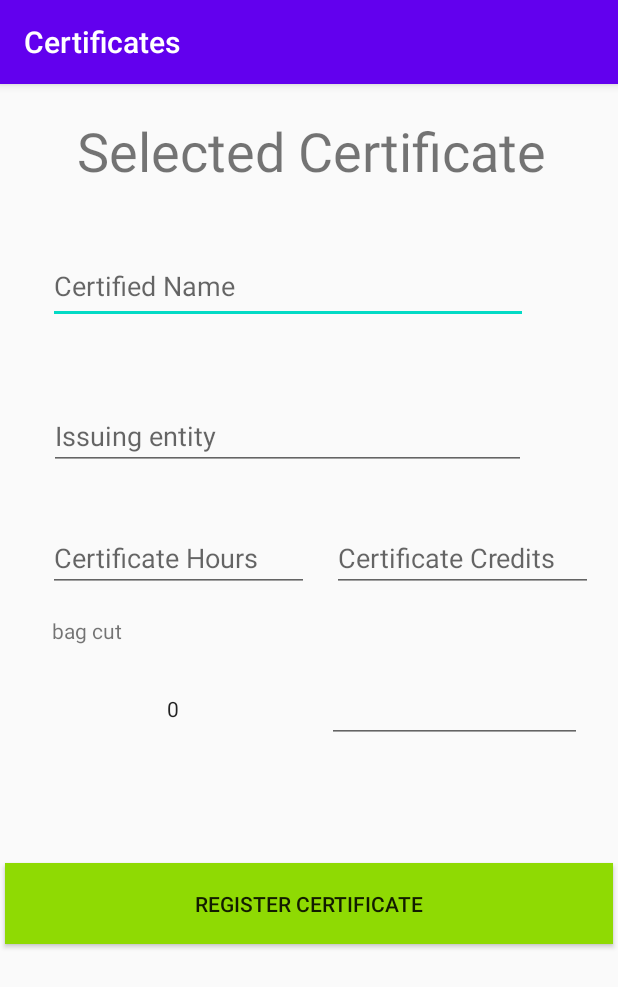
After one commit to mgalcudia/Android_Certificados, an Android app: the MostrarCertificado screen opened directly, with no data from a screen before it, on a phone screen of 412 x 824 dp. The commit adds this screen. Shown: the top 987 px of the screen. Run offline under Robolectric (Android 15) with nearby library versions, the phone set to English and light mode, and no system bars.

Commit message:
Envio del objeto Certificado a mostrar listado

```diff
--- a/app/src/main/AndroidManifest.xml
+++ b/app/src/main/AndroidManifest.xml
@@ -12,7 +12,8 @@
         android:roundIcon="@mipmap/ic_launcher_round"
         android:supportsRtl="true"
         android:theme="@style/AppTheme">
-        <activity android:name=".ListarCertificados"></activity>
+        <activity android:name=".MostrarCertificado"></activity>
+        <activity android:name=".ListarCertificados" />
         <activity android:name=".AgregarActivity" />
         <activity android:name=".PruebaActivity" />
         <activity android:name=".InicioActivity" />
--- a/app/src/main/java/com/proyecto/Certificado/ListarCertificados.java
+++ b/app/src/main/java/com/proyecto/Certificado/ListarCertificados.java
@@ -3,6 +3,7 @@ package com.proyecto.Certificado;
 import androidx.annotation.NonNull;
 import androidx.appcompat.app.AppCompatActivity;
 
+import android.content.Intent;
 import android.os.Bundle;
 import android.view.View;
 import android.widget.AdapterView;
@@ -24,6 +25,7 @@ import java.util.List;
 import java.util.Objects;
 
 public class ListarCertificados extends AppCompatActivity {
+
     private List <Certificados> listaCertificados = new ArrayList<Certificados>();
     ArrayAdapter<Certificados> arrayAdapterCertificado;
     Certificados certificadosSeleccionado;
@@ -51,8 +53,17 @@ public class ListarCertificados extends AppCompatActivity {
              public void onItemClick(AdapterView<?> parent, View view, int position, long id) {
 
                   certificadosSeleccionado = (Certificados) parent.getItemAtPosition(position);
+
+                  String idcertificado= certificadosSeleccionado.getIdCertificado();
                  Toast.makeText(ListarCertificados.this, "Cursoe"+
                          certificadosSeleccionado.getIdCertificado() , Toast.LENGTH_LONG).show();
+
+                 Intent intent= new Intent(ListarCertificados.this,MostrarCertificado.class);
+              //   intent.putExtra("idCertificado",idcertificado);
+                 Bundle bundle= new Bundle();
+                 bundle.putSerializable("certificado",certificadosSeleccionado);
+                 intent.putExtras(bundle);
+                 startActivity(intent);
              }
          });
 
--- /dev/null
+++ b/app/src/main/java/com/proyecto/Certificado/MostrarCertificado.java
@@ -0,0 +1,56 @@
+package com.proyecto.Certificado;
+
+import androidx.appcompat.app.AppCompatActivity;
+
+import android.os.Bundle;
+import android.widget.EditText;
+import android.widget.NumberPicker;
+
+import com.proyecto.Certificado.modelo.Certificados;
+
+public class MostrarCertificado extends AppCompatActivity {
+    //Iniciamos variable fechafinal
+    private EditText fechaFin;
+    private int dia,mes,anio;
+    //variables numberPicker
+    private NumberPicker numberPicker;
+    String strnumberpicker;
+    //variables titulo
+    private EditText nombreCertificado, entidadEmisora, horasCertificado, creditosCertificado,fechaFinCertificado;
+
+    String strnombreCertificado, strentidadEmisora,strhorasCertificado,strcreditosCertificado,srtfechaFinCertificado;
+
+    @Override
+    protected void onCreate(Bundle savedInstanceState) {
+        super.onCreate(savedInstanceState);
+        setContentView(R.layout.activity_mostrar_certificado);
+        //obtenemos el valor de nombre certificado
+        nombreCertificado= findViewById(R.id.editTextTituloCertificado);
+        entidadEmisora= findViewById(R.id.editTextEntidadCertificado);
+        horasCertificado = findViewById(R.id.editTextHorasCertificado);
+        creditosCertificado =findViewById(R.id.editTextCreditoCertificado);
+        fechaFinCertificado= findViewById(R.id.editTextFechaFin);
+
+        //instanciamos el objeto
+        fechaFin= findViewById(R.id.editTextFechaFin);
+        recibirDatos();
+
+    }
+
+    private void recibirDatos() {
+
+        Bundle objetoEnviado= getIntent().getExtras();
+    //   String idCertificado= extras.getString("idCertificado");
+      // nombre.setText(idCertificado);
+        Certificados certificado =null;
+        if (objetoEnviado!= null) {
+            certificado = (Certificados) objetoEnviado.getSerializable("certificado");
+            nombreCertificado.setText(certificado.getNombreCertificado());
+            entidadEmisora.setText(certificado.getEntidadEmisora());
+            horasCertificado.setText(certificado.getHorasCertificado());
+            creditosCertificado.setText(certificado.getCreditosCertificado());
+            fechaFinCertificado.setText(certificado.getFechaFinCertificado());
+        }
+
+    }
+}
--- a/app/src/main/res/layout/activity_agregar.xml
+++ b/app/src/main/res/layout/activity_agregar.xml
@@ -14,7 +14,7 @@
         tools:context="com.proyecto.Certificado.AgregarActivity">
 
         <TextView
-            android:id="@+id/textViewAgregaTitulo"
+            android:id="@+id/textViewCertiSelec"
             android:layout_width="425dp"
             android:layout_height="70dp"
             android:layout_marginTop="20dp"
@@ -37,7 +37,7 @@
             app:layout_constraintEnd_toEndOf="parent"
             app:layout_constraintHorizontal_bias="0.351"
             app:layout_constraintStart_toStartOf="parent"
-            app:layout_constraintTop_toBottomOf="@+id/textViewAgregaTitulo" />
+            app:layout_constraintTop_toBottomOf="@+id/textViewCertiSelec" />
 
         <EditText
             android:id="@+id/editTextEntidadCertificado"
--- /dev/null
+++ b/app/src/main/res/layout/activity_mostrar_certificado.xml
@@ -0,0 +1,129 @@
+<?xml version="1.0" encoding="utf-8"?>
+<androidx.constraintlayout.widget.ConstraintLayout xmlns:android="http://schemas.android.com/apk/res/android"
+    xmlns:app="http://schemas.android.com/apk/res-auto"
+    xmlns:tools="http://schemas.android.com/tools"
+    android:layout_width="match_parent"
+    android:layout_height="match_parent"
+    tools:context="com.proyecto.Certificado.MostrarCertificado">
+
+    <TextView
+        android:id="@+id/textViewCertiSelec"
+        android:layout_width="425dp"
+        android:layout_height="70dp"
+        android:layout_marginTop="20dp"
+        android:text="@string/textViewCertificadoSelec"
+        android:textAlignment="center"
+        android:textSize="36sp"
+        app:layout_constraintEnd_toEndOf="parent"
+        app:layout_constraintHorizontal_bias="0.494"
+        app:layout_constraintStart_toStartOf="parent"
+        app:layout_constraintTop_toTopOf="parent" />
+
+    <EditText
+        android:id="@+id/editTextTituloCertificado"
+        android:layout_width="320dp"
+        android:layout_height="50dp"
+        android:layout_marginTop="20dp"
+        android:autofillHints=""
+        android:hint="@string/editTextTituloCertificad"
+        android:inputType="text"
+        app:layout_constraintEnd_toEndOf="parent"
+        app:layout_constraintHorizontal_bias="0.351"
+        app:layout_constraintStart_toStartOf="parent"
+        app:layout_constraintTop_toBottomOf="@+id/textViewCertiSelec" />
+
+    <EditText
+        android:id="@+id/editTextEntidadCertificado"
+        android:layout_width="318dp"
+        android:layout_height="45dp"
+        android:layout_marginTop="52dp"
+        android:autofillHints=""
+        android:hint="@string/editTextEntidadCertificado"
+        android:inputType="text"
+        app:layout_constraintEnd_toEndOf="parent"
+        app:layout_constraintHorizontal_bias="0.351"
+        app:layout_constraintStart_toStartOf="parent"
+        app:layout_constraintTop_toBottomOf="@+id/editTextTituloCertificado" />
+
+    <EditText
+        android:id="@+id/editTextHorasCertificado"
+        android:layout_width="174dp"
+        android:layout_height="45dp"
+        android:layout_marginStart="32dp"
+        android:layout_marginTop="36dp"
+        android:autofillHints=""
+        android:ems="10"
+        android:hint="@string/editTextHorasCertificado"
+        android:inputType="number"
+        app:layout_constraintStart_toStartOf="parent"
+        app:layout_constraintTop_toBottomOf="@+id/editTextEntidadCertificado" />
+
+    <EditText
+        android:id="@+id/editTextCreditoCertificado"
+        android:layout_width="174dp"
+        android:layout_height="45dp"
+        android:layout_marginTop="36dp"
+        android:autofillHints=""
+        android:ems="10"
+        android:hint="@string/editTextCreditoCertificado"
+        android:inputType="number"
+        app:layout_constraintEnd_toEndOf="parent"
+        app:layout_constraintHorizontal_bias="0.483"
+        app:layout_constraintStart_toEndOf="@+id/editTextHorasCertificado"
+        app:layout_constraintTop_toBottomOf="@+id/editTextEntidadCertificado" />
+
+    <EditText
+        android:id="@+id/editTextFechaFin"
+        android:layout_width="170dp"
+        android:layout_height="45dp"
+        android:layout_marginTop="55dp"
+        android:layout_marginEnd="24dp"
+        android:autofillHints=""
+        android:clickable="true"
+        android:ems="10"
+
+        android:focusable="true"
+        android:inputType="none"
+        android:textAlignment="center"
+        app:layout_constraintEnd_toEndOf="parent"
+        app:layout_constraintTop_toBottomOf="@+id/editTextCreditoCertificado" />
+
+    <TextView
+        android:id="@+id/textViewCorteBolsa"
+        android:layout_width="wrap_content"
+        android:layout_height="wrap_content"
+        android:layout_marginTop="16dp"
+        android:text="@string/textViewCorteBolsa"
+        app:layout_constraintEnd_toEndOf="parent"
+        app:layout_constraintHorizontal_bias="0.094"
+        app:layout_constraintStart_toStartOf="parent"
+        app:layout_constraintTop_toBottomOf="@+id/editTextHorasCertificado" />
+
+    <NumberPicker
+        android:id="@+id/numberPickerAnoCorte"
+        android:layout_width="170dp"
+        android:layout_height="45dp"
+        android:layout_marginStart="32dp"
+        android:layout_marginTop="20dp"
+        android:layout_marginEnd="19dp"
+        android:autofillHints=""
+        android:ems="10"
+        app:layout_constraintEnd_toStartOf="@+id/editTextFechaFin"
+        app:layout_constraintStart_toStartOf="parent"
+        app:layout_constraintTop_toBottomOf="@+id/textViewCorteBolsa" />
+
+    <Button
+        android:id="@+id/btnSubirCertificado"
+        android:layout_width="405dp"
+        android:layout_height="54dp"
+        android:layout_marginTop="80dp"
+        android:text="@string/btnSubirCertificado"
+        android:background="#8FDA03"
+
+        app:layout_constraintBottom_toBottomOf="parent"
+        app:layout_constraintEnd_toEndOf="parent"
+        app:layout_constraintHorizontal_bias="0.526"
+        app:layout_constraintStart_toStartOf="parent"
+        app:layout_constraintTop_toBottomOf="@+id/numberPickerAnoCorte"
+        app:layout_constraintVertical_bias="0.0" />
+</androidx.constraintlayout.widget.ConstraintLayout>
--- a/app/src/main/res/values/strings.xml
+++ b/app/src/main/res/values/strings.xml
@@ -27,5 +27,6 @@
     <string name="textViewBienvenida">Welcome to the application S.A.S certificates</string>
     <string name="textViewAgregaTitulo">Add your certificate</string>
     <string name="textViewCorteBolsa">bag cut</string>
+    <string name="textViewCertificadoSelec">Selected Certificate</string>
 
 </resources>
```
Also changed, not shown: 1 other file.
